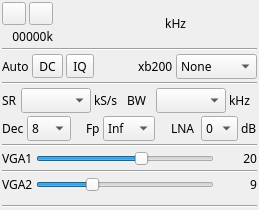
This is plugins/samplesource/bladerfinput/bladerfinputgui.ui in f4exb/sdrangel as Qt 5 draws it before an edit. The edited form follows.
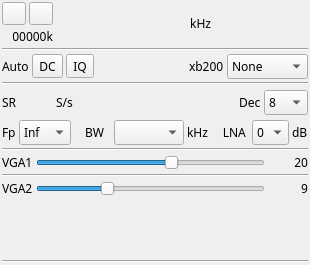
This is the edited form. Icons and pictures are not drawn. Custom widgets are drawn as their Qt base class.

Commit message: BladeRF input: continuous sample rate setting

Diff of the .ui file:
```diff
--- a/plugins/samplesource/bladerfinput/bladerfinputgui.ui
+++ b/plugins/samplesource/bladerfinput/bladerfinputgui.ui
@@ -6,20 +6,20 @@
    <rect>
     <x>0</x>
     <y>0</y>
-    <width>259</width>
-    <height>210</height>
+    <width>310</width>
+    <height>265</height>
    </rect>
   </property>
   <property name="sizePolicy">
-   <sizepolicy hsizetype="Preferred" vsizetype="Maximum">
+   <sizepolicy hsizetype="Minimum" vsizetype="Minimum">
     <horstretch>0</horstretch>
     <verstretch>0</verstretch>
    </sizepolicy>
   </property>
   <property name="minimumSize">
    <size>
-    <width>0</width>
-    <height>210</height>
+    <width>310</width>
+    <height>250</height>
    </size>
   </property>
   <property name="font">
@@ -283,11 +283,14 @@
     </widget>
    </item>
    <item>
-    <layout class="QGridLayout" name="gridLayout_samplerate">
-     <property name="spacing">
-      <number>3</number>
+    <layout class="QHBoxLayout" name="sampleRateLayout">
+     <property name="topMargin">
+      <number>2</number>
      </property>
-     <item row="0" column="0">
+     <property name="bottomMargin">
+      <number>2</number>
+     </property>
+     <item>
       <widget class="QLabel" name="samplerateLabel">
        <property name="sizePolicy">
         <sizepolicy hsizetype="Maximum" vsizetype="Preferred">
@@ -300,41 +303,37 @@
        </property>
       </widget>
      </item>
-     <item row="0" column="1">
-      <widget class="QComboBox" name="samplerate">
-       <property name="maximumSize">
+     <item>
+      <widget class="ValueDial" name="sampleRate" native="true">
+       <property name="sizePolicy">
+        <sizepolicy hsizetype="Maximum" vsizetype="Maximum">
+         <horstretch>0</horstretch>
+         <verstretch>0</verstretch>
+        </sizepolicy>
+       </property>
+       <property name="minimumSize">
         <size>
-         <width>70</width>
-         <height>16777215</height>
+         <width>32</width>
+         <height>16</height>
         </size>
        </property>
-       <property name="toolTip">
-        <string>Sample rate in kS/s</string>
+       <property name="font">
+        <font>
+         <family>Monospace</family>
+         <pointsize>12</pointsize>
+        </font>
        </property>
       </widget>
      </item>
-     <item row="0" column="2">
+     <item>
       <widget class="QLabel" name="samplerateUnit">
        <property name="text">
-        <string>kS/s</string>
+        <string>S/s</string>
        </property>
       </widget>
      </item>
-     <item row="0" column="5">
-      <widget class="QComboBox" name="bandwidth">
-       <property name="maximumSize">
-        <size>
-         <width>70</width>
-         <height>16777215</height>
-        </size>
-       </property>
-       <property name="toolTip">
-        <string>IF bandwidth in kHz</string>
-       </property>
-      </widget>
-     </item>
-     <item row="0" column="3">
-      <spacer name="horizontalSpacer">
+     <item>
+      <spacer name="horizontalSpacer_5">
        <property name="orientation">
         <enum>Qt::Horizontal</enum>
        </property>
@@ -346,54 +345,14 @@
        </property>
       </spacer>
      </item>
-     <item row="0" column="4">
-      <widget class="QLabel" name="bandwidthLabel">
-       <property name="sizePolicy">
-        <sizepolicy hsizetype="Maximum" vsizetype="Preferred">
-         <horstretch>0</horstretch>
-         <verstretch>0</verstretch>
-        </sizepolicy>
-       </property>
-       <property name="text">
-        <string>BW  </string>
-       </property>
-      </widget>
-     </item>
-     <item row="0" column="6">
-      <widget class="QLabel" name="bandwidthUnit">
-       <property name="text">
-        <string>kHz</string>
-       </property>
-      </widget>
-     </item>
-     <item row="0" column="7">
-      <spacer name="horizontalSpacer_3">
-       <property name="orientation">
-        <enum>Qt::Horizontal</enum>
-       </property>
-       <property name="sizeHint" stdset="0">
-        <size>
-         <width>40</width>
-         <height>20</height>
-        </size>
-       </property>
-      </spacer>
-     </item>
-    </layout>
-   </item>
-   <item>
-    <layout class="QGridLayout" name="gridLayout_decim" columnstretch="0,0,0,0,0,0,0,0,0">
-     <property name="spacing">
-      <number>3</number>
-     </property>
-     <item row="0" column="0">
+     <item>
       <widget class="QLabel" name="label_decim">
        <property name="text">
         <string>Dec</string>
        </property>
       </widget>
      </item>
-     <item row="0" column="1">
+     <item>
       <widget class="QComboBox" name="decim">
        <property name="maximumSize">
         <size>
@@ -439,14 +398,47 @@
        </item>
       </widget>
      </item>
-     <item row="0" column="3">
+    </layout>
+   </item>
+   <item>
+    <layout class="QGridLayout" name="gridLayout_decim" columnstretch="0,0,0,0,0,0,0,0,0,0,0,0,0">
+     <property name="spacing">
+      <number>3</number>
+     </property>
+     <item row="0" column="4">
+      <spacer name="fcPosRightSpacer">
+       <property name="orientation">
+        <enum>Qt::Horizontal</enum>
+       </property>
+       <property name="sizeHint" stdset="0">
+        <size>
+         <width>40</width>
+         <height>20</height>
+        </size>
+       </property>
+      </spacer>
+     </item>
+     <item row="0" column="5">
+      <widget class="QLabel" name="bandwidthLabel">
+       <property name="sizePolicy">
+        <sizepolicy hsizetype="Maximum" vsizetype="Preferred">
+         <horstretch>0</horstretch>
+         <verstretch>0</verstretch>
+        </sizepolicy>
+       </property>
+       <property name="text">
+        <string>BW  </string>
+       </property>
+      </widget>
+     </item>
+     <item row="0" column="2">
       <widget class="QLabel" name="label_fcPos">
        <property name="text">
         <string>Fp</string>
        </property>
       </widget>
      </item>
-     <item row="0" column="4">
+     <item row="0" column="3">
       <widget class="QComboBox" name="fcPos">
        <property name="toolTip">
         <string>Relative position of device center frequency</string>
@@ -468,7 +460,7 @@
        </item>
       </widget>
      </item>
-     <item row="0" column="6">
+     <item row="0" column="9">
       <widget class="QLabel" name="lnaGainLabel">
        <property name="sizePolicy">
         <sizepolicy hsizetype="Maximum" vsizetype="Preferred">
@@ -479,22 +471,12 @@
        <property name="text">
         <string>LNA </string>
        </property>
+       <property name="alignment">
+        <set>Qt::AlignRight|Qt::AlignTrailing|Qt::AlignVCenter</set>
+       </property>
       </widget>
      </item>
-     <item row="0" column="5">
-      <spacer name="fcPosRightSpacer">
-       <property name="orientation">
-        <enum>Qt::Horizontal</enum>
-       </property>
-       <property name="sizeHint" stdset="0">
-        <size>
-         <width>40</width>
-         <height>20</height>
-        </size>
-       </property>
-      </spacer>
-     </item>
-     <item row="0" column="7">
+     <item row="0" column="10">
       <widget class="QComboBox" name="lna">
        <property name="maximumSize">
         <size>
@@ -519,15 +501,35 @@
        </item>
       </widget>
      </item>
-     <item row="0" column="8">
+     <item row="0" column="11">
       <widget class="QLabel" name="label">
        <property name="text">
         <string>dB</string>
        </property>
       </widget>
      </item>
-     <item row="0" column="2">
-      <spacer name="horizontalSpacer_4">
+     <item row="0" column="7">
+      <widget class="QLabel" name="bandwidthUnit">
+       <property name="text">
+        <string>kHz</string>
+       </property>
+      </widget>
+     </item>
+     <item row="0" column="6">
+      <widget class="QComboBox" name="bandwidth">
+       <property name="maximumSize">
+        <size>
+         <width>70</width>
+         <height>16777215</height>
+        </size>
+       </property>
+       <property name="toolTip">
+        <string>IF bandwidth in kHz</string>
+       </property>
+      </widget>
+     </item>
+     <item row="0" column="8">
+      <spacer name="horizontalSpacer_3">
        <property name="orientation">
         <enum>Qt::Horizontal</enum>
        </property>
```
Left out of the diff: 13 changed lines with no effect on the pictures. The commit also changes 7 other files.
